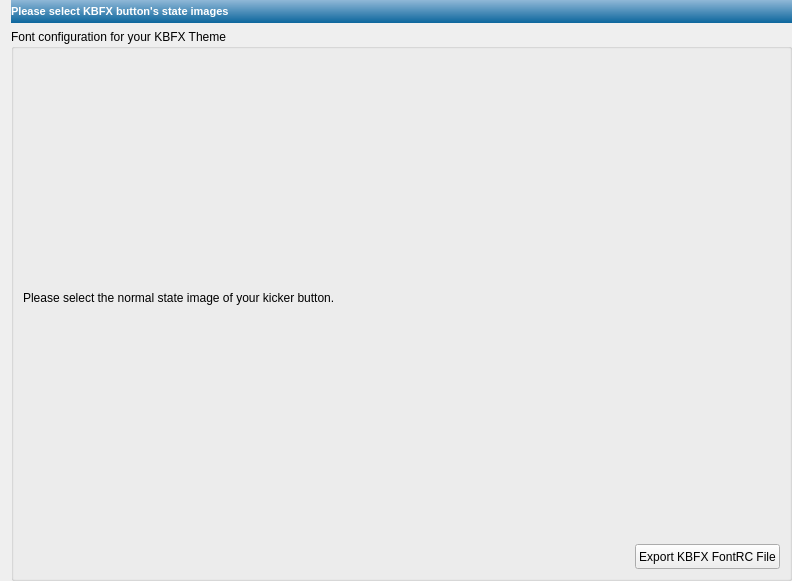
Before: the Qt Designer form kbfx4/configdialog/kbfx_fonts.ui in plexydesk/kbfxmenu, drawn with Qt 5.
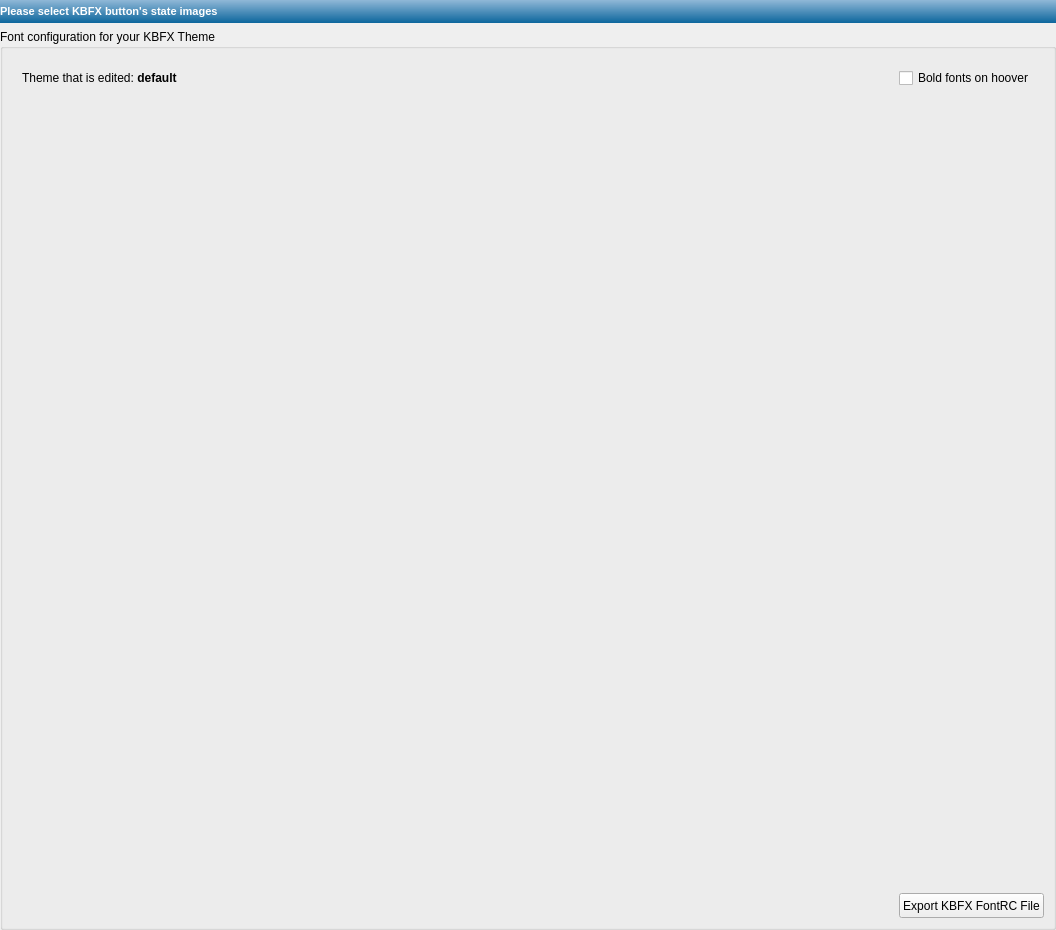
After: the same form once the commit is applied.

Diff of the .ui file:
```diff
--- a/kbfx4/configdialog/kbfx_fonts.ui
+++ b/kbfx4/configdialog/kbfx_fonts.ui
@@ -5,21 +5,15 @@
    <rect>
     <x>0</x>
     <y>0</y>
-    <width>792</width>
-    <height>581</height>
+    <width>1056</width>
+    <height>930</height>
    </rect>
   </property>
   <property name="windowTitle" >
    <string>Form</string>
   </property>
   <layout class="QVBoxLayout" name="verticalLayout_3" >
-   <property name="topMargin" >
-    <number>0</number>
-   </property>
-   <property name="rightMargin" >
-    <number>0</number>
-   </property>
-   <property name="bottomMargin" >
+   <property name="margin" >
     <number>0</number>
    </property>
    <item>
@@ -78,6 +72,11 @@
        </property>
        <layout class="QVBoxLayout" name="verticalLayout_2" >
         <item>
+         <layout class="QHBoxLayout" name="horizontalLayout_2" >
+          <property name="margin" >
+           <number>10</number>
+          </property>
+          <item>
          <widget class="QLabel" name="label" >
           <property name="sizePolicy" >
            <sizepolicy vsizetype="Preferred" hsizetype="Preferred" >
@@ -98,9 +97,50 @@
            </size>
           </property>
           <property name="text" >
-           <string>Please select the normal state image of your kicker button.</string>
-          </property>
-         </widget>
+             <string>Theme that is edited: &lt;b>default&lt;/b></string>
+            </property>
+           </widget>
+          </item>
+          <item>
+           <spacer name="horizontalSpacer_2" >
+            <property name="orientation" >
+             <enum>Qt::Horizontal</enum>
+            </property>
+            <property name="sizeHint" stdset="0" >
+             <size>
+              <width>40</width>
+              <height>20</height>
+             </size>
+            </property>
+           </spacer>
+          </item>
+          <item>
+           <widget class="QCheckBox" name="checkBox" >
+            <property name="sizePolicy" >
+             <sizepolicy vsizetype="Fixed" hsizetype="Minimum" >
+              <horstretch>0</horstretch>
+              <verstretch>0</verstretch>
+             </sizepolicy>
+            </property>
+            <property name="text" >
+             <string>Bold fonts on hoover</string>
+            </property>
+           </widget>
+          </item>
+         </layout>
+        </item>
+        <item>
+         <spacer name="verticalSpacer" >
+          <property name="orientation" >
+           <enum>Qt::Vertical</enum>
+          </property>
+          <property name="sizeHint" stdset="0" >
+           <size>
+            <width>20</width>
+            <height>40</height>
+           </size>
+          </property>
+         </spacer>
         </item>
         <item>
          <layout class="QHBoxLayout" name="horizontalLayout" >
```
Lines whose indentation alone changed are shown as unchanged.
